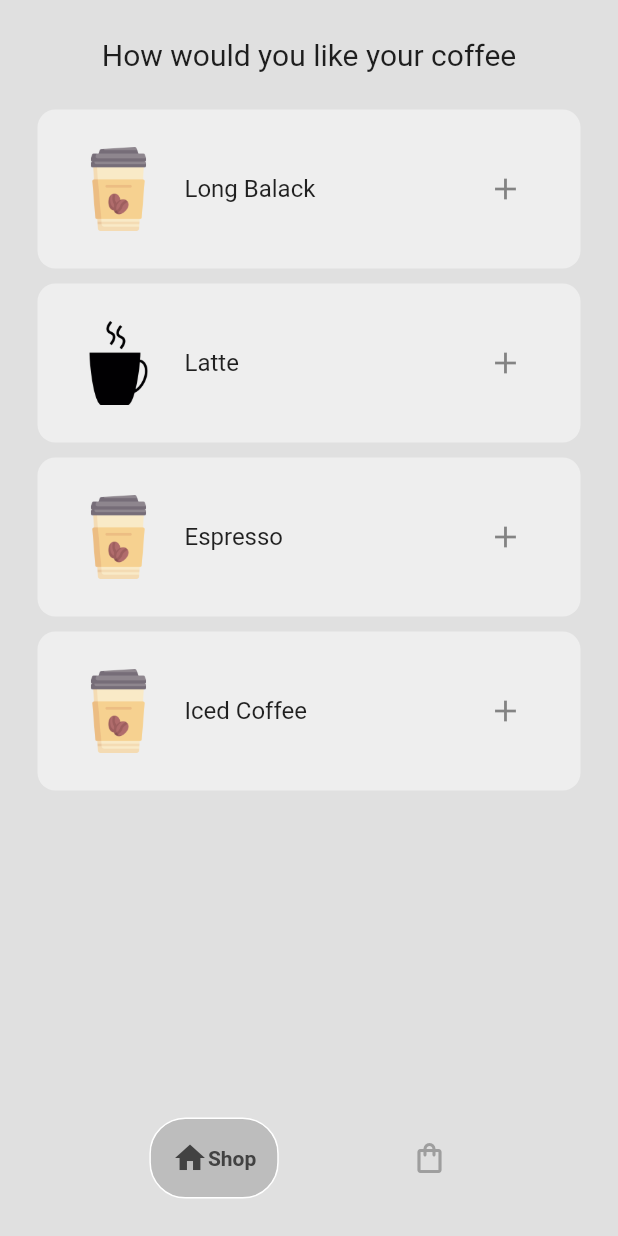
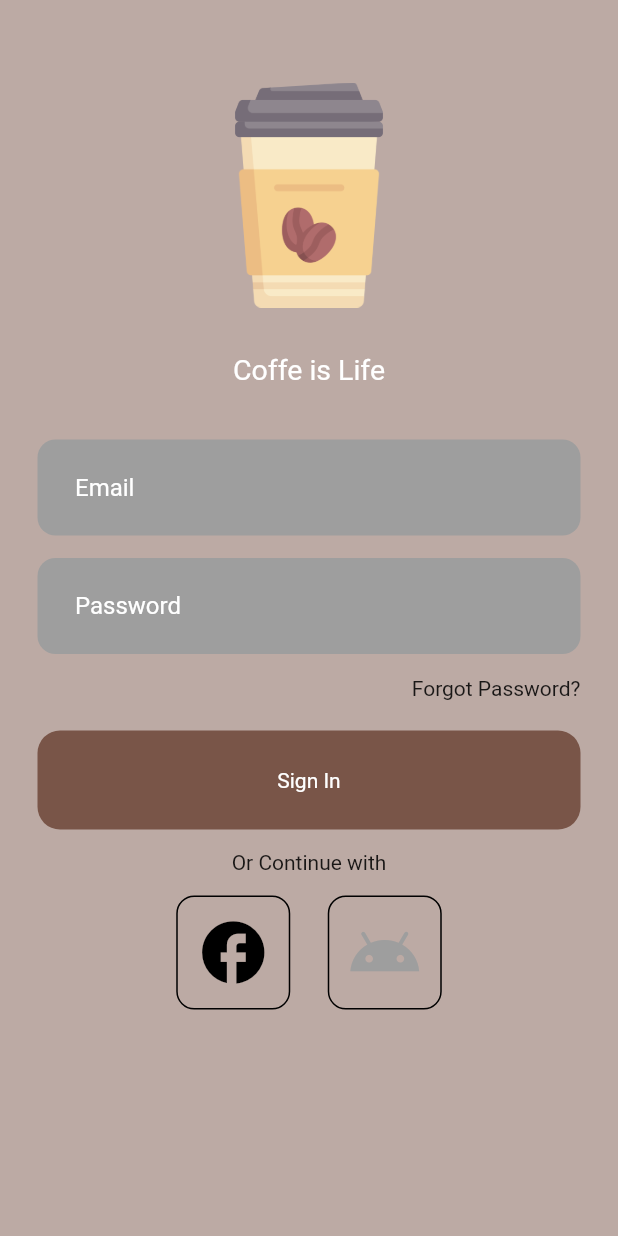
Before and after one commit to mouad-df/coffee_shop, a Flutter app: the screen it shows after launch, on a phone screen of 412 x 824 dp. Run offline on Flutter 3.47's test engine with Material 2 defaults, Android fonts, the phone set to English and light mode, and no system bars; drawn by our look-alikes of google_nav_bar; our stand-ins replace get.

Commit message:
loginscreen added

```diff
--- a/lib/main.dart
+++ b/lib/main.dart
@@ -3,6 +3,7 @@ import 'package:get/get.dart';
 import 'package:get/get_navigation/src/root/get_material_app.dart';
 import 'package:minllogin_ui/models/mybinding.dart';
 import 'package:minllogin_ui/screens/homeScreen.dart';
+import 'package:minllogin_ui/screens/login_screen.dart';
 
 void main() {
   runApp(const MyApp());
@@ -15,13 +16,12 @@ class MyApp extends StatelessWidget {
     // ignore: prefer_const_constructors
     return GetMaterialApp(
       debugShowCheckedModeBanner: false,
-      home: HomeScreen(),
+      home: LoginScreen(),
       initialRoute: "/",
       initialBinding: MyBiinding(),
-      // getPages: [
-      //   GetPage(name: "/", page:()=> HomeScreen()),
-      //   GetPage(name: "/page1", page: ()=> CoffeeScreen(),)
-      // ],
+      getPages: [
+        GetPage(name: "/", page:()=> LoginScreen()),
+      ],
     );
   }
 }
--- a/lib/screens/cart_Screen.dart
+++ b/lib/screens/cart_Screen.dart
@@ -41,7 +41,24 @@ class _CartScreenState extends State<CartScreen> {
                           coffee: eachCoffee,
                           onPressed: () => removeFromCart(eachCoffee),
                           icon: Icon(Icons.delete));
-                    }))
+                    })),
+                    GestureDetector(
+                      child: Container(
+                        padding: EdgeInsets.all(25),
+                        width: double.infinity,
+                        decoration: BoxDecoration(
+                          borderRadius: BorderRadius.circular(12),
+                          color: Colors.brown,
+                        ),
+                        child: Center(
+                          child: Text(
+                            "Pay Now",
+                            style: TextStyle(
+                              fontSize: 18,
+                              color: Colors.white),),
+                        ),
+                      ),
+                    )
           ],
         ),
       )),
--- /dev/null
+++ b/lib/screens/login_screen.dart
@@ -0,0 +1,121 @@
+import 'package:flutter/material.dart';
+
+class LoginScreen extends StatelessWidget {
+  const LoginScreen({super.key});
+
+  @override
+  Widget build(BuildContext context) {
+    return SafeArea(
+      child: Scaffold(
+        backgroundColor: Colors.brown[200],
+        body:Padding(
+          padding: const EdgeInsets.all(25.0),
+          child: SingleChildScrollView(
+            child: Column(
+            children: [
+              SizedBox(height: 30,),
+              Image.asset("images/coffee.png",
+              height: 150,),
+              SizedBox(height: 30,),
+
+              Text("Coffe is Life",
+              style: TextStyle(
+                fontSize: 19,
+                color: Colors.white),),
+
+              SizedBox(height:36,) ,
+              // ignore: prefer_const_constructors
+              Container(
+                padding: EdgeInsets.symmetric(horizontal: 25,vertical: 8),
+                decoration: BoxDecoration(
+                  color: Colors.grey,
+
+                    borderRadius: BorderRadius.circular(12),
+                ),
+                child: TextField(
+                  decoration: InputDecoration(
+                    hintText: "Email",
+                    hintStyle: TextStyle(color: Colors.white),
+                    border: InputBorder.none),
+                ),
+              ),
+              Container(
+                margin: EdgeInsets.symmetric(vertical: 15),
+                padding: EdgeInsets.symmetric(horizontal: 25,vertical: 8),
+                decoration: BoxDecoration(
+                  color: Colors.grey[500],
+
+                    borderRadius: BorderRadius.circular(12),
+                ),
+                child: TextField(
+                  decoration: InputDecoration(
+                    hintText: "Password",
+                    hintStyle: TextStyle(color: Colors.white),
+                    border: InputBorder.none),
+                ),
+              ),
+              Container(
+                alignment: Alignment.centerRight,
+                child: Text("Forgot Password?"),
+              ),
+              SizedBox(height: 20,),
+              Container(
+                alignment: Alignment.center,
+                width: double.infinity,
+                padding: EdgeInsets.symmetric(horizontal: 25,vertical: 25),
+                decoration: BoxDecoration(
+                  color: Colors.brown,
+                  borderRadius: BorderRadius.circular(15)
+                ),
+                child: Text("Sign In",
+                style: TextStyle(color: Colors.white),),
+              ),
+              SizedBox(height: 14,),
+              Row(
+                mainAxisAlignment: MainAxisAlignment.center,
+                children: [
+                  Divider(),
+                  Text("Or Continue with"),
+                  Divider(),
+                ],
+              ),
+              SizedBox(height: 14,),
+
+              Row(
+                mainAxisAlignment: MainAxisAlignment.center,
+                children: [
+
+                  Container(
+                    padding: EdgeInsets.all(12),
+                    child: Icon(Icons.facebook,
+                    color: Colors.black,
+                    size: 50,),
+                    decoration: BoxDecoration(
+                      border: Border.all(),
+                      borderRadius: BorderRadius.circular(12),
+
+                    ),
+                  ),
+                  SizedBox(width: 25,),
+                  Container(
+                    padding: EdgeInsets.all(12),
+                    child: Icon(Icons.android,
+                    color: Colors.grey,
+                    size: 50,),
+                    decoration: BoxDecoration(
+                      border: Border.all(),
+                      borderRadius: BorderRadius.circular(12),
+
+                    ),
+                  )
+                ],
+              )
+            ],
+
+            ),
+          ),
+        ),
+      ),
+    );
+  }
+}
```
